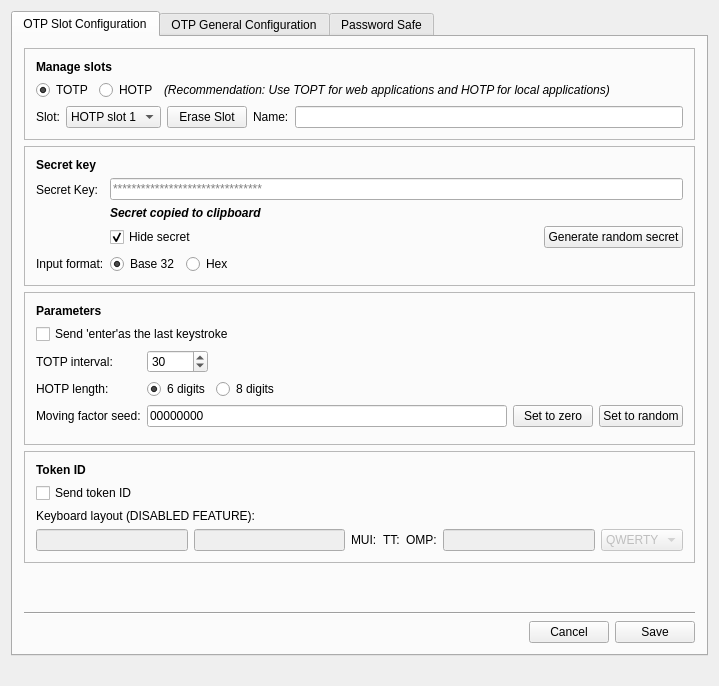
Above: ui/mainwindow.ui from Nitrokey/nitrokey-app before the change. Below: the same form after it.
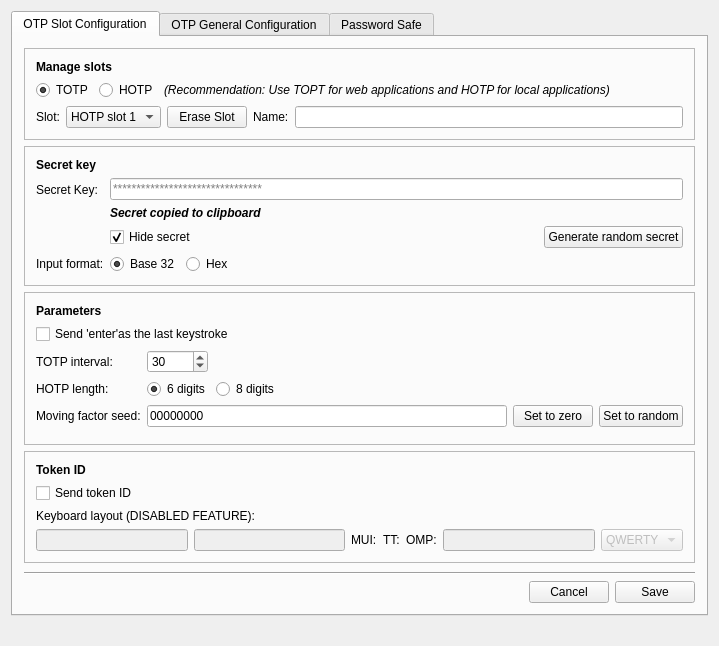
That is the form after the change. Icons and pictures are not drawn.

Commit message: set size of mainwindow to minimum dynamically

```diff
--- a/ui/mainwindow.ui
+++ b/ui/mainwindow.ui
@@ -7,7 +7,7 @@
     <x>0</x>
     <y>0</y>
     <width>719</width>
-    <height>686</height>
+    <height>622</height>
    </rect>
   </property>
   <property name="sizePolicy">
```
The commit also changes 2 other files.
